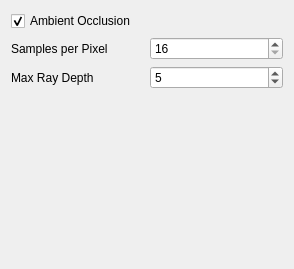
This is ParaView/OSPRayViewOptions.ui in TACC/pvOSPRay as Qt 5 draws it before an edit. The edited form follows.
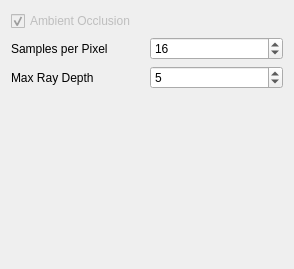
This is the edited form.

Diff of the .ui file:
```diff
--- a/ParaView/OSPRayViewOptions.ui
+++ b/ParaView/OSPRayViewOptions.ui
@@ -56,6 +56,9 @@
         <string>Controls multisample rendering.</string>
        </property>
        <property name="minimum">
+        <number>1</number>
+       </property>
+      <property name="value">
         <number>16</number>
        </property>
       </widget>
@@ -117,6 +120,9 @@
      </property>
      <property name="checked">
       <bool>true</bool>
+    </property>     
+    <property name="enabled">
+      <bool>false</bool>
     </property>
     </widget> 
    </item>
```
Left out of the diff: 2 changed lines with no effect on the pictures. Lines whose indentation alone changed are shown as unchanged.
